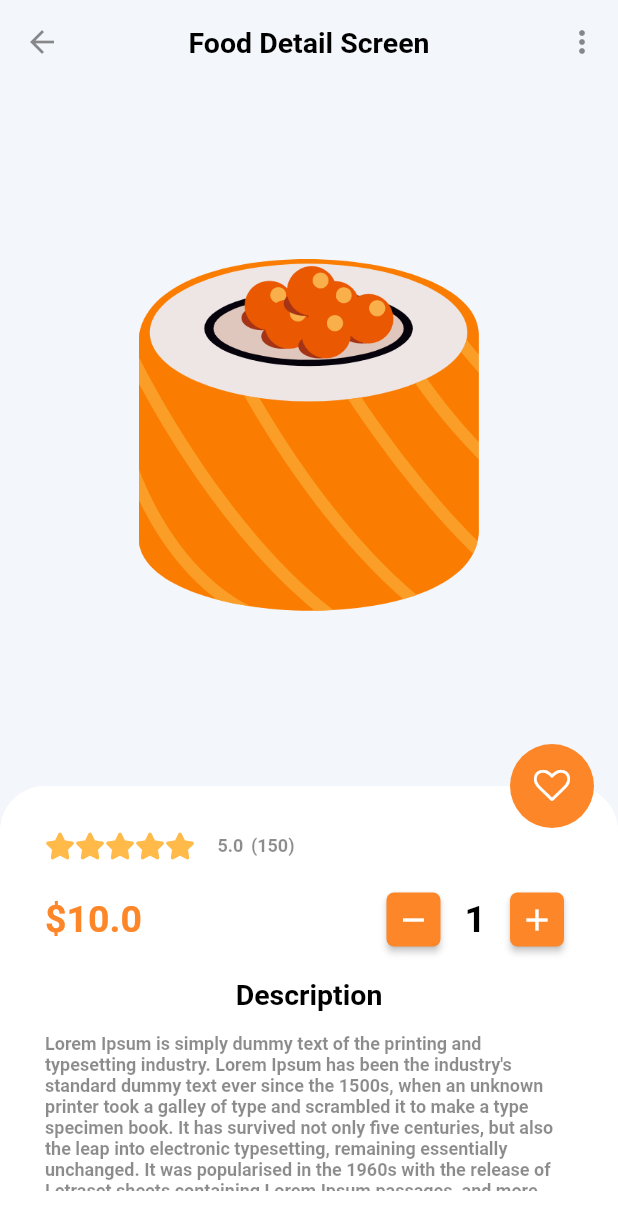
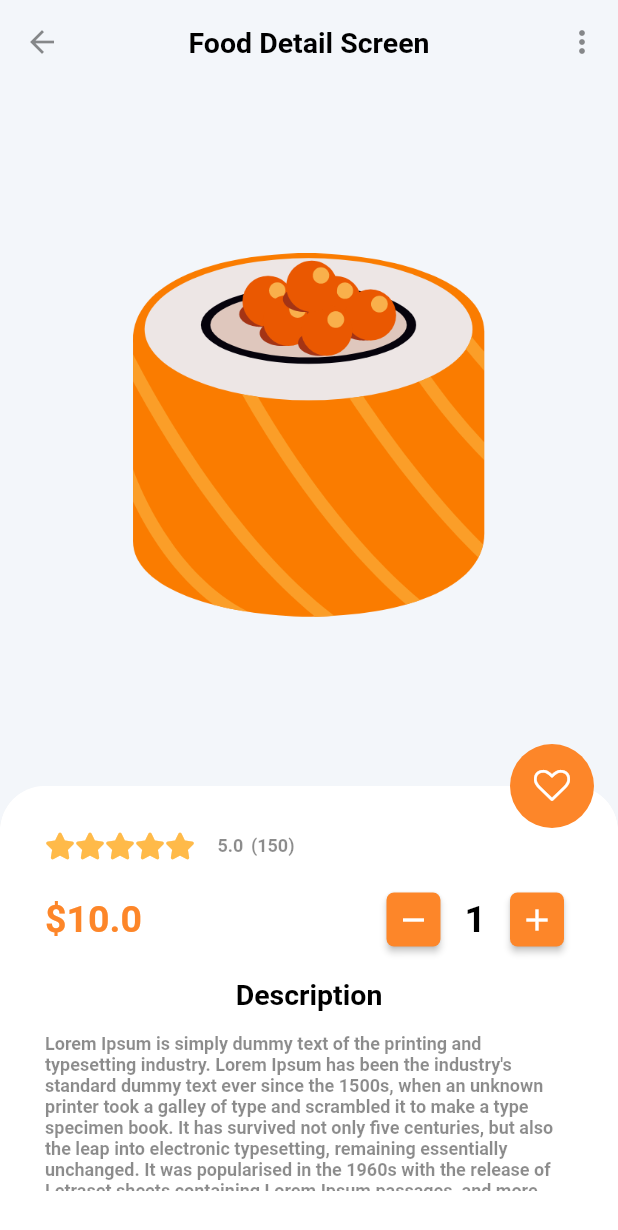
Before and after one commit to BekirovaMavile/Flutter_JapanEat, a Flutter app: the FoodDetail screen opened directly, on a phone screen of 412 x 824 dp. Shown: the top 1230 px of the screen. Run offline on Flutter 3.47's test engine with Material 2 defaults, Android fonts, the phone set to English and light mode, and no system bars; drawn by our look-alikes of flutter_rating_bar; our stand-ins replace badges, font_awesome_flutter.

Commit message:
Неявная анимация TweenAnimationBuilder

```diff
--- a/lib/ui/screens/food_detail_screen.dart
+++ b/lib/ui/screens/food_detail_screen.dart
@@ -1,5 +1,6 @@
 import 'package:flutter/material.dart';
 import 'package:flutter_japan_eat/states/food_state.dart';
+import 'package:flutter_japan_eat/ui/widgets/_widgets.dart';
 import '../../data/models/food.dart';
 import '../../data/app_data.dart';
 import '../../ui_kit/app_color.dart';
@@ -96,17 +97,10 @@ class FoodDetailState extends State<FoodDetail> {
     return Scaffold(
         appBar: _appBar(context),
         body: Center(
-                child: TweenAnimationBuilder(
-                  duration: const Duration(seconds: 2),
-                  tween: Tween<double>(begin: 0.1, end: 1),
-                  builder: (_, double scale, __) {
-                    return Transform.scale(
-                      scale: scale,
+                child: ScaleTweenAnimationsBuilder(
                       child: Image.asset(food.image, scale: 2),
-                    );
-                  },
+                    ),
                 ),
-        ),
         floatingActionButton: _floatingActionButton(),
         bottomNavigationBar: _bottomAppBar(),
         floatingActionButtonLocation: FloatingActionButtonLocation.endDocked);
--- /dev/null
+++ b/lib/ui/widgets/_widgets.dart
@@ -0,0 +1,4 @@
+export 'animations/_animations.dart';
+export 'counter_button.dart';
+export 'empty_wrapper.dart';
+export 'food_list_view.dart';
--- /dev/null
+++ b/lib/ui/widgets/animations/_animations.dart
@@ -0,0 +1 @@
+export 'scale_tween_builder_animation.dart';
--- /dev/null
+++ b/lib/ui/widgets/animations/scale_tween_builder_animation.dart
@@ -0,0 +1,21 @@
+import 'package:flutter/material.dart';
+
+class ScaleTweenAnimationsBuilder extends StatelessWidget {
+  const ScaleTweenAnimationsBuilder({Key? key, required this.child}) : super(key: key);
+  final Widget child;
+
+  @override
+  Widget build(BuildContext context) {
+    return TweenAnimationBuilder(
+      duration: const Duration(seconds: 2),
+      tween: Tween<double>(begin: 0.1, end: 1),
+      builder: (_, double scale, __) {
+        return Transform.scale(
+          scale: scale,
+          child: child,
+        );
+      },
+      curve: Curves.bounceOut,
+    );
+  }
+}
```
